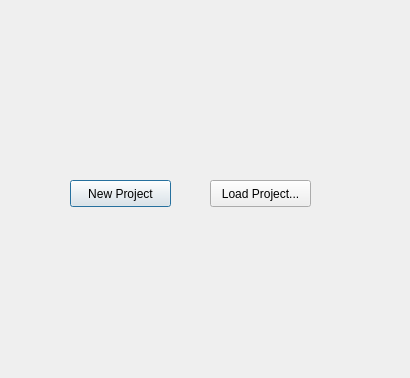
First picture: the form in ui/startscreen.ui, repository hanikesn/octopus, before the edit.
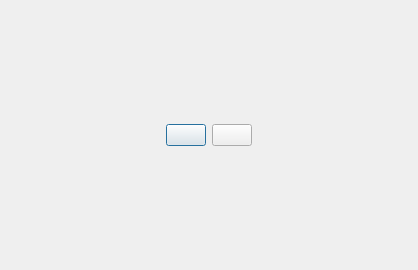
Second picture: the form after the edit. Icons and pictures are not drawn.

Commit message: Icons im StartScreen eingefügt --> dabei auch die Icons in der Anwendung geändert.

What changed in the file:
```diff
--- a/ui/startscreen.ui
+++ b/ui/startscreen.ui
@@ -6,42 +6,102 @@
    <rect>
     <x>0</x>
     <y>0</y>
-    <width>410</width>
-    <height>378</height>
+    <width>418</width>
+    <height>270</height>
    </rect>
   </property>
+  <property name="sizePolicy">
+   <sizepolicy hsizetype="Fixed" vsizetype="Fixed">
+    <horstretch>0</horstretch>
+    <verstretch>0</verstretch>
+   </sizepolicy>
+  </property>
+  <property name="minimumSize">
+   <size>
+    <width>418</width>
+    <height>270</height>
+   </size>
+  </property>
+  <property name="maximumSize">
+   <size>
+    <width>418</width>
+    <height>270</height>
+   </size>
+  </property>
   <property name="windowTitle">
    <string>Start screen window title</string>
   </property>
   <property name="modal">
    <bool>true</bool>
   </property>
-  <widget class="QPushButton" name="newButton">
-   <property name="geometry">
-    <rect>
-     <x>70</x>
-     <y>180</y>
-     <width>101</width>
-     <height>27</height>
-    </rect>
-   </property>
-   <property name="text">
-    <string>New Project</string>
-   </property>
-  </widget>
-  <widget class="QPushButton" name="loadButton">
-   <property name="geometry">
-    <rect>
-     <x>210</x>
-     <y>180</y>
-     <width>101</width>
-     <height>27</height>
-    </rect>
-   </property>
-   <property name="text">
-    <string>Load Project...</string>
-   </property>
-  </widget>
+  <layout class="QHBoxLayout" name="horizontalLayout_2">
+   <item>
+    <spacer name="horizontalSpacer_2">
+     <property name="orientation">
+      <enum>Qt::Horizontal</enum>
+     </property>
+     <property name="sizeHint" stdset="0">
+      <size>
+       <width>40</width>
+       <height>20</height>
+      </size>
+     </property>
+    </spacer>
+   </item>
+   <item>
+    <layout class="QHBoxLayout" name="horizontalLayout">
+     <item>
+      <widget class="QPushButton" name="newButton">
+       <property name="text">
+        <string notr="true"/>
+       </property>
+       <property name="icon">
+        <iconset>
+         <normalon>:/buttons/toolbar/new</normalon>
+        </iconset>
+       </property>
+       <property name="iconSize">
+        <size>
+         <width>128</width>
+         <height>128</height>
+        </size>
+       </property>
+      </widget>
+     </item>
+     <item>
+      <widget class="QPushButton" name="loadButton">
+       <property name="text">
+        <string notr="true"/>
+       </property>
+       <property name="icon">
+        <iconset>
+         <normalon>:/buttons/toolbar/open</normalon>
+        </iconset>
+       </property>
+       <property name="iconSize">
+        <size>
+         <width>128</width>
+         <height>128</height>
+        </size>
+       </property>
+      </widget>
+     </item>
+    </layout>
+   </item>
+   <item>
+    <spacer name="horizontalSpacer">
+     <property name="orientation">
+      <enum>Qt::Horizontal</enum>
+     </property>
+     <property name="sizeHint" stdset="0">
+      <size>
+       <width>40</width>
+       <height>20</height>
+      </size>
+     </property>
+    </spacer>
+   </item>
+  </layout>
  </widget>
  <resources/>
  <connections/>
```
The commit also changes 16 other files.
